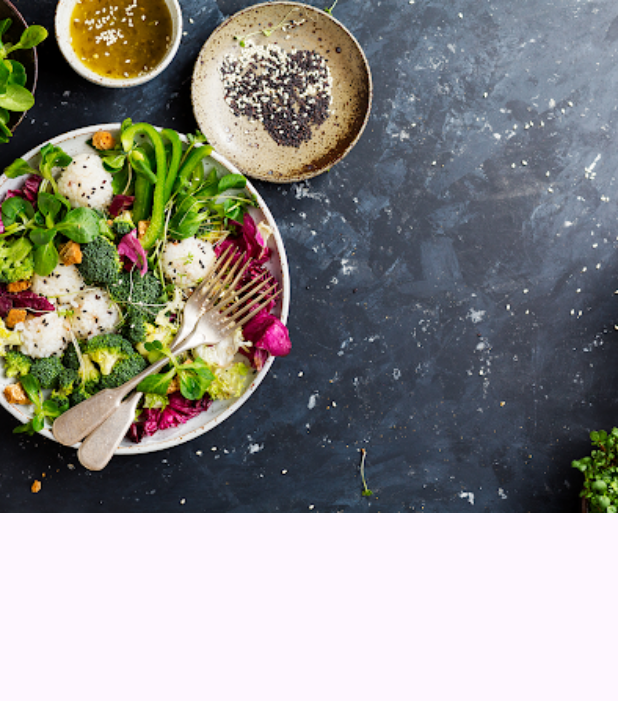
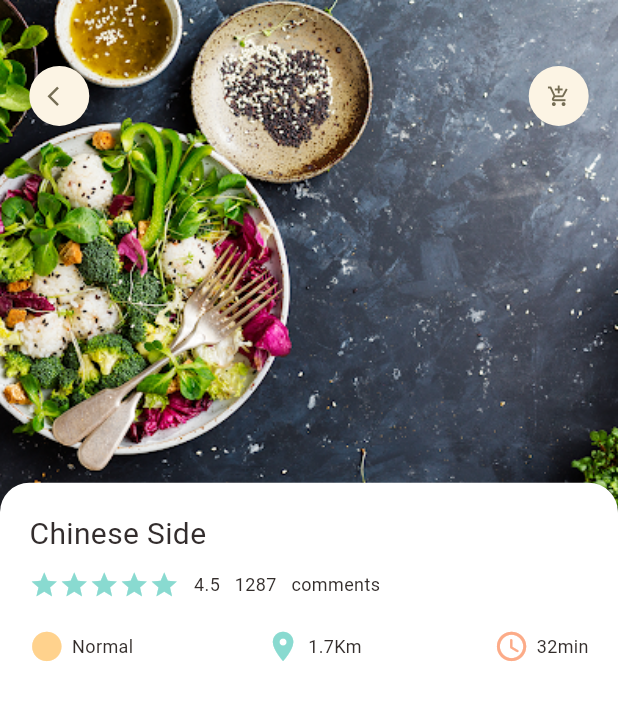
Before and after one commit to aliozer0/Food-Delivery-App, a Flutter app: the screen it shows after launch, on a phone screen of 412 x 824 dp. Shown: the top 701 px of the screen. Run offline on Flutter 3.47's test engine with Material 2 defaults, Android fonts, the phone set to English and light mode, and no system bars; our stand-ins replace dots_indicator, get.

Commit message:
App Column widgets added

```diff
--- a/lib/pages/food/popular_food_detail.dart
+++ b/lib/pages/food/popular_food_detail.dart
@@ -1,5 +1,12 @@
 import 'package:flutter/material.dart';
 import 'package:food_delivery/utils/dimension.dart';
+import 'package:food_delivery/widgets/app_column.dart';
+import 'package:food_delivery/widgets/app_icon.dart';
+
+import '../../utils/colors.dart';
+import '../../widgets/big_text.dart';
+import '../../widgets/icon_and_text.dart';
+import '../../widgets/small_text.dart';
 
 class PopularFoodDteail extends StatelessWidget {
   const PopularFoodDteail({super.key});
@@ -24,10 +31,35 @@ class PopularFoodDteail extends StatelessWidget {
             ),
           ),
           Positioned(
+            top: Dimensions.height45,
             left: Dimensions.width20,
             right: Dimensions.width20,
             child: Row(
-              children: [],
+              mainAxisAlignment: MainAxisAlignment.spaceBetween,
+              children: [
+                AppIcon(icon: Icons.arrow_back_ios),
+                AppIcon(icon: Icons.add_shopping_cart_outlined),
+              ],
+            ),
+          ),
+          Positioned(
+            left: 0,
+            right: 0,
+            bottom: 0,
+            top: Dimensions.popularFoodImgSize - 20,
+            child: Container(
+              padding: EdgeInsets.only(
+                left: Dimensions.width20,
+                right: Dimensions.width20,
+                top: Dimensions.height20,
+              ),
+              decoration: BoxDecoration(
+                borderRadius: BorderRadius.only(
+                    topRight: Radius.circular(Dimensions.radius20),
+                    topLeft: Radius.circular(Dimensions.radius20)),
+                color: Colors.white,
+              ),
+              child: AppColumn(),
             ),
           )
         ],
--- a/lib/pages/home/food_page_body.dart
+++ b/lib/pages/home/food_page_body.dart
@@ -5,6 +5,7 @@ import 'package:dots_indicator/dots_indicator.dart';
 import 'package:flutter/material.dart';
 import 'package:food_delivery/utils/colors.dart';
 import 'package:food_delivery/utils/dimension.dart';
+import 'package:food_delivery/widgets/app_column.dart';
 import 'package:food_delivery/widgets/big_text.dart';
 import 'package:food_delivery/widgets/icon_and_text.dart';
 import 'package:food_delivery/widgets/small_text.dart';
@@ -251,66 +252,7 @@ class _FoodPageBodyState extends State<FoodPageBody> {
               child: Container(
                 padding: EdgeInsets.only(
                     top: Dimensions.height15, left: 15, right: 15),
-                child: Column(
-                  crossAxisAlignment: CrossAxisAlignment.start,
-                  children: [
-                    BigText(text: "Chinese Side"),
-                    SizedBox(height: Dimensions.height10),
-                    Row(
-                      children: [
-                        Wrap(
-                            children: List.generate(5, (index) {
-                          return Icon(
-                            Icons.star,
-                            size: 20,
-                            color: AppColors.mainColor,
-                          );
-                        })),
-                        SizedBox(
-                          width: Dimensions.width10,
-                        ),
-                        SmallText(
-                          text: "4.5",
-                          color: AppColors.mainBlackColor,
-                        ),
-                        SizedBox(
-                          width: Dimensions.width10,
-                        ),
-                        SmallText(
-                          text: "1287",
-                          color: AppColors.mainBlackColor,
-                        ),
-                        SizedBox(
-                          width: Dimensions.width10,
-                        ),
-                        SmallText(
-                          text: "comments",
-                          color: AppColors.mainBlackColor,
-                        )
-                      ],
-                    ),
-                    SizedBox(
-                      height: Dimensions.height20,
-                    ),
-                    Row(
-                      mainAxisAlignment: MainAxisAlignment.spaceBetween,
-                      children: [
-                        IconAndTextWidget(
-                            icon: Icons.circle_sharp,
-                            colorIcon: AppColors.iconcolor1,
-                            text: "Normal"),
-                        IconAndTextWidget(
-                            icon: Icons.location_on,
-                            colorIcon: AppColors.mainColor,
-                            text: "1.7Km"),
-                        IconAndTextWidget(
-                            icon: Icons.access_time_rounded,
-                            colorIcon: AppColors.iconcolor2,
-                            text: "32min"),
-                      ],
-                    )
-                  ],
-                ),
+                child: AppColumn(),
               ),
             ),
           ),
--- a/lib/utils/dimension.dart
+++ b/lib/utils/dimension.dart
@@ -26,6 +26,7 @@ class Dimensions {
 
   //icon Size
   static double iconSize24 = screenHeight / 35.17;
+  static double iconSize16 = screenHeight / 52.75;
 
   //list view size
 
--- /dev/null
+++ b/lib/widgets/app_column.dart
@@ -0,0 +1,77 @@
+import 'package:flutter/material.dart';
+import 'package:food_delivery/widgets/small_text.dart';
+
+import '../utils/colors.dart';
+import '../utils/dimension.dart';
+import 'big_text.dart';
+import 'icon_and_text.dart';
+
+class AppColumn extends StatelessWidget {
+  const AppColumn({super.key});
+
+  @override
+  Widget build(BuildContext context) {
+    return Container(
+      child: Column(
+        crossAxisAlignment: CrossAxisAlignment.start,
+        children: [
+          BigText(text: "Chinese Side"),
+          SizedBox(height: Dimensions.height10),
+          Row(
+            children: [
+              Wrap(
+                  children: List.generate(5, (index) {
+                return Icon(
+                  Icons.star,
+                  size: 20,
+                  color: AppColors.mainColor,
+                );
+              })),
+              SizedBox(
+                width: Dimensions.width10,
+              ),
+              SmallText(
+                text: "4.5",
+                color: AppColors.mainBlackColor,
+              ),
+              SizedBox(
+                width: Dimensions.width10,
+              ),
+              SmallText(
+                text: "1287",
+                color: AppColors.mainBlackColor,
+              ),
+              SizedBox(
+                width: Dimensions.width10,
+              ),
+              SmallText(
+                text: "comments",
+                color: AppColors.mainBlackColor,
+              )
+            ],
+          ),
+          SizedBox(
+            height: Dimensions.height20,
+          ),
+          Row(
+            mainAxisAlignment: MainAxisAlignment.spaceBetween,
+            children: [
+              IconAndTextWidget(
+                  icon: Icons.circle_sharp,
+                  colorIcon: AppColors.iconcolor1,
+                  text: "Normal"),
+              IconAndTextWidget(
+                  icon: Icons.location_on,
+                  colorIcon: AppColors.mainColor,
+                  text: "1.7Km"),
+              IconAndTextWidget(
+                  icon: Icons.access_time_rounded,
+                  colorIcon: AppColors.iconcolor2,
+                  text: "32min"),
+            ],
+          )
+        ],
+      ),
+    );
+  }
+}
--- a/lib/widgets/app_icon.dart
+++ b/lib/widgets/app_icon.dart
@@ -1,4 +1,5 @@
 import 'package:flutter/material.dart';
+import 'package:food_delivery/utils/dimension.dart';
 
 class AppIcon extends StatelessWidget {
   final IconData icon;
@@ -26,7 +27,7 @@ class AppIcon extends StatelessWidget {
       child: Icon(
         icon,
         color: iconColor,
-        size: 16,
+        size: Dimensions.iconSize16,
       ),
     );
   }
```
